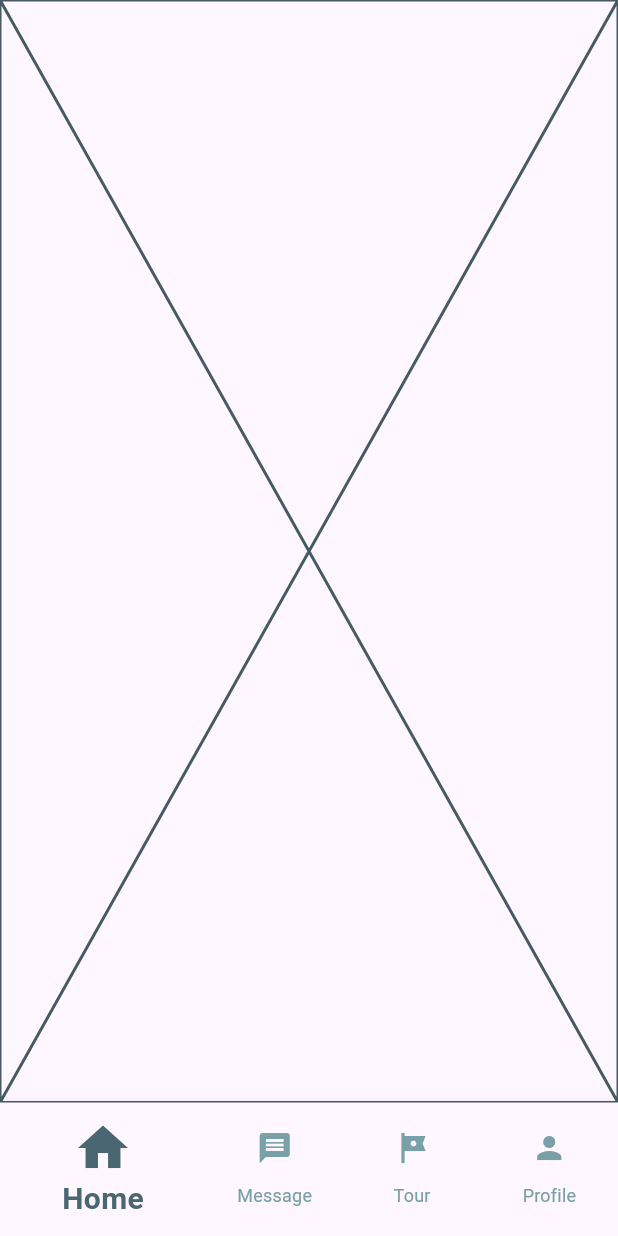
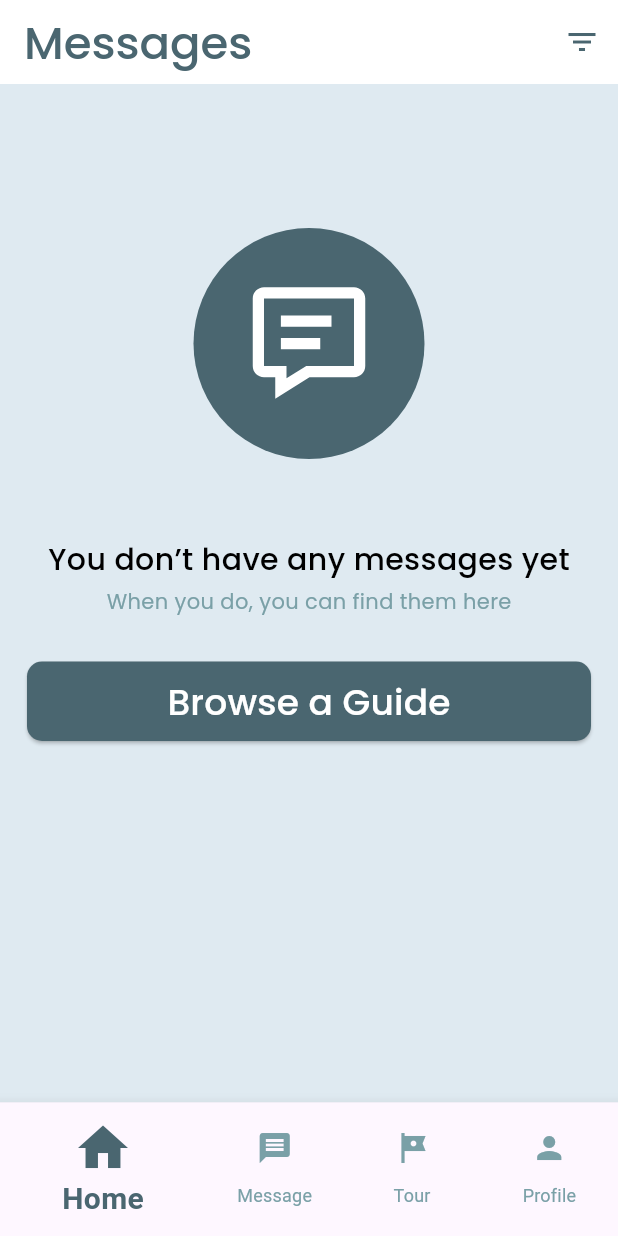
Before and after one commit to ftoome545/TravelMate-project, a Flutter app: the screen it shows after launch, swiped to page 2, on a phone screen of 412 x 824 dp. Run offline on Flutter 3.47's test engine with Material 3 defaults, Android fonts, the phone set to English and light mode, and no system bars; our stand-ins replace flutter_rating, flutter_svg.

Commit message:
finish the NoMessagesYetShow and MessagesShow screens

```diff
--- a/lib/utils/app_images.dart
+++ b/lib/utils/app_images.dart
@@ -3,8 +3,8 @@ class Assets {
   Assets._();
 
   /// Assets for imagesAhmedGuideCircleImage
-  /// assets/images/Ahmed_guide_circle_image.svg
-  static const String imagesAhmedGuideCircleImage = "assets/images/Ahmed_guide_circle_image.svg";
+  /// assets/images/Ahmed_guide_circle_image.png
+  static const String imagesAhmedGuideCircleImage = "assets/images/Ahmed_guide_circle_image.png";
 
   /// Assets for imagesArrowRightIcon
   /// assets/images/arrow_right_icon.svg
@@ -147,8 +147,8 @@ class Assets {
   static const String imagesRatingStarsImage = "assets/images/rating_stars_image.svg";
 
   /// Assets for imagesSarahCircleImage
-  /// assets/images/Sarah_circle_image.svg
-  static const String imagesSarahCircleImage = "assets/images/Sarah_circle_image.svg";
+  /// assets/images/Sarah_circle_image.png
+  static const String imagesSarahCircleImage = "assets/images/Sarah_circle_image.png";
 
   /// Assets for imagesSearchIcon
   /// assets/images/search_icon.svg
--- a/lib/widgets/filter_guide_gender.dart
+++ b/lib/widgets/filter_guide_gender.dart
@@ -1,6 +1,7 @@
 import 'package:flutter/material.dart';
 import 'package:travel_mate/utils/app_styles.dart';
 
+// ignore: must_be_immutable
 class FilterGuideGender extends StatefulWidget {
   FilterGuideGender({
     super.key,
--- a/lib/widgets/messages_screen.dart
+++ b/lib/widgets/messages_screen.dart
@@ -1,10 +1,50 @@
 import 'package:flutter/material.dart';
+import 'package:travel_mate/utils/app_styles.dart';
+import 'package:travel_mate/widgets/messages_show.dart';
+import 'package:travel_mate/widgets/no_messages_yet_show.dart';
 
-class MessagesScreen extends StatelessWidget {
-  const MessagesScreen({super.key});
-
+class MessageScreen extends StatelessWidget {
+  const MessageScreen({super.key, required this.hasMessages});
+  final bool hasMessages;
   @override
   Widget build(BuildContext context) {
-    return const Placeholder();
+    return Scaffold(
+      appBar: AppBar(
+        backgroundColor: Colors.white,
+        title: const Text(
+          'Messages',
+          style: AppStyles.styleSemiBold30,
+        ),
+        actions: [
+          IconButton(
+              onPressed: () {},
+              icon: const Icon(
+                Icons.filter_list,
+                color: Color(0xff4A6670),
+              )),
+        ],
+        // bottom: PreferredSize(
+        //     preferredSize: const Size.fromHeight(20),
+        //     child: Padding(
+        //       padding: const EdgeInsets.symmetric(horizontal: 20, vertical: 10),
+        //       child: Row(
+        //         mainAxisAlignment: MainAxisAlignment.spaceBetween,
+        //         children: [
+        //           const Text(
+        //             'Messages',
+        //             style: AppStyles.styleSemiBold30,
+        //           ),
+        //           IconButton(
+        //               onPressed: () {},
+        //               icon: const Icon(
+        //                 Icons.filter_list,
+        //                 color: Color(0xff4A6670),
+        //               ))
+        //         ],
+        //       ),
+        //     )),
+      ),
+      body: hasMessages ? const MessagesShow() : const NoMessagesYetShow(),
+    );
   }
 }
--- a/lib/widgets/navigation_screen.dart
+++ b/lib/widgets/navigation_screen.dart
@@ -33,7 +33,9 @@ class _NavigationScreenState extends State<NavigationScreen> {
           },
           children: const [
             HomeScreen(),
-            MessagesScreen(),
+            MessageScreen(
+              hasMessages: false,
+            ),
             TourScreen(),
             ProfileScreen(),
           ],
--- /dev/null
+++ b/lib/widgets/no_messages_yet_show.dart
@@ -0,0 +1,89 @@
+import 'package:flutter/material.dart';
+import 'package:flutter_svg/svg.dart';
+import 'package:travel_mate/utils/app_images.dart';
+import 'package:travel_mate/utils/app_styles.dart';
+import 'package:travel_mate/widgets/navigation_screen.dart';
+
+class NoMessagesYetShow extends StatelessWidget {
+  const NoMessagesYetShow({
+    super.key,
+  });
+
+  @override
+  Widget build(BuildContext context) {
+    return Container(
+      color: const Color(0xffDFEAF1),
+      child: Column(
+        children: [
+          const SizedBox(
+            height: 96,
+          ),
+          Center(
+            child: Container(
+              height: 154,
+              decoration: const ShapeDecoration(
+                  color: Color(0xff4A6670),
+                  shape: CircleBorder(
+                    side: BorderSide.none,
+                  )),
+              child: Padding(
+                padding:
+                    const EdgeInsets.symmetric(horizontal: 32, vertical: 32),
+                child: SvgPicture.asset(Assets.imagesMessagesScreenIcon),
+              ),
+            ),
+          ),
+          const SizedBox(
+            height: 53,
+          ),
+          Text(
+            "You don’t have any messages yet",
+            style: AppStyles.styleMedium20.copyWith(color: Colors.black),
+          ),
+          const SizedBox(
+            height: 3,
+          ),
+          const Text(
+            'When you do, you can find them here',
+            style: AppStyles.styleRegular14,
+          ),
+          const SizedBox(
+            height: 30,
+          ),
+          Row(
+            children: [
+              const SizedBox(
+                width: 18,
+              ),
+              Expanded(
+                child: SizedBox(
+                  height: 53,
+                  child: ElevatedButton(
+                      style: ElevatedButton.styleFrom(
+                          backgroundColor: const Color(0xff4A6670),
+                          shape: RoundedRectangleBorder(
+                            borderRadius: BorderRadius.circular(10),
+                          )),
+                      onPressed: () {
+                        Navigator.push(
+                            context,
+                            MaterialPageRoute(
+                                builder: (context) =>
+                                    const NavigationScreen()));
+                      },
+                      child: const Text(
+                        'Browse a Guide',
+                        style: AppStyles.styleSemiBold24,
+                      )),
+                ),
+              ),
+              const SizedBox(
+                width: 18,
+              ),
+            ],
+          )
+        ],
+      ),
+    );
+  }
+}
```
Also changed, not shown: lib/model/arrived_message_box_model.dart (added, +12 -0 lines), lib/widgets/arrived_message_box.dart (added, +73 -0 lines), lib/widgets/arrived_message_box_list_view.dart (added, +37 -0 lines), lib/widgets/messages_show.dart (added, +17 -0 lines), assets/images/Ahmed_guide_circle_image.png (added), assets/images/Sarah_circle_image.png (added).
